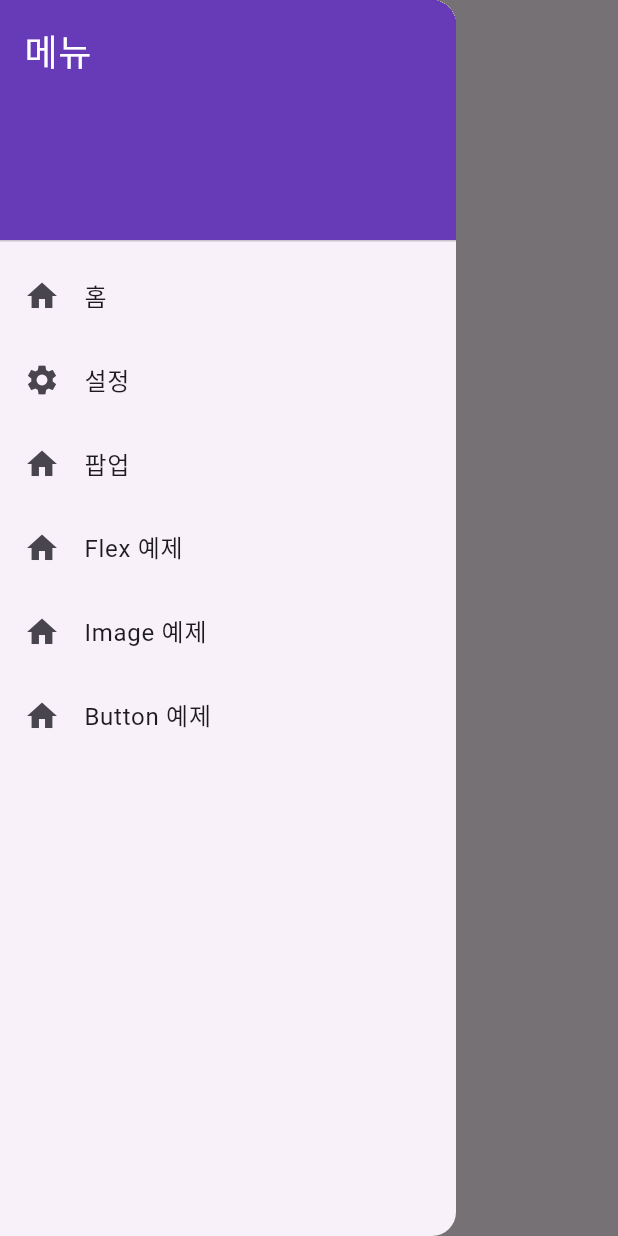
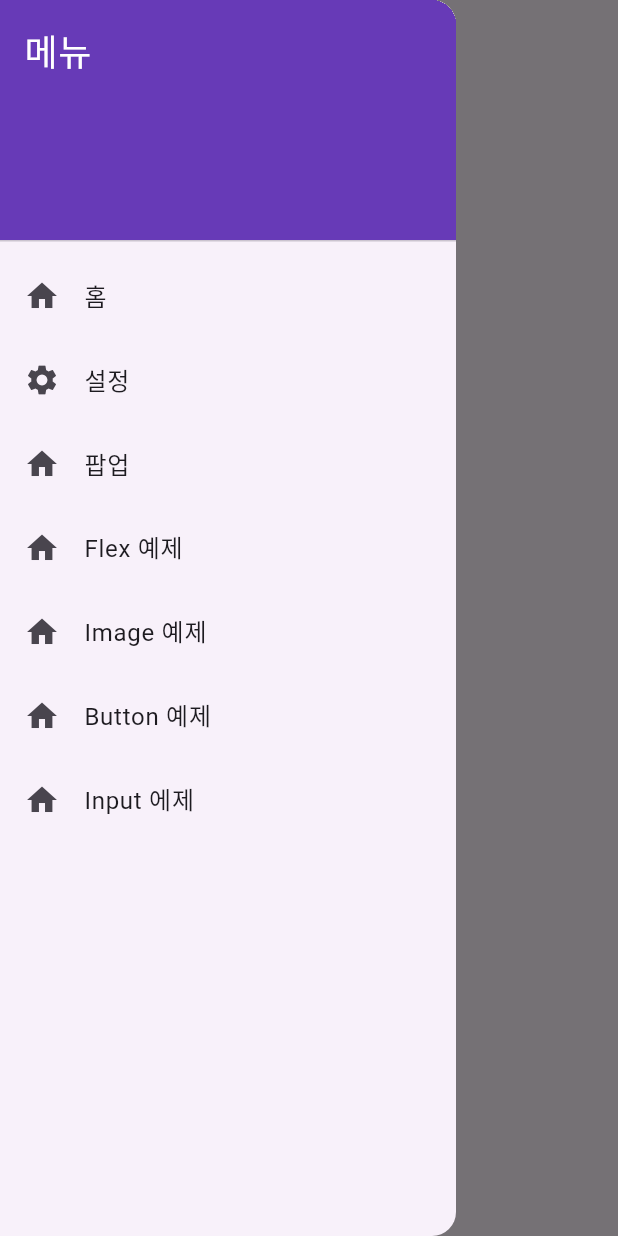
Before and after one commit to gimujeongsig/flutter, a Flutter app: the SettingPage screen opened by its route, with the side drawer open, on a phone screen of 412 x 824 dp. Run offline on Flutter 3.47's test engine with Material 3 defaults, Android fonts, the phone set to English and light mode, and no system bars.

Commit message:
이름 예제를 만들었다

```diff
--- a/lib/drawer.dart
+++ b/lib/drawer.dart
@@ -75,6 +75,15 @@ class MyDrawer extends StatelessWidget {
                   context, "/button"
               );
             },
+          ),
+          ListTile(
+            leading: const Icon(Icons.home),
+            title: const Text("Input 에제"),
+            onTap: () {
+              Navigator.pushNamed(
+                  context, "/input"
+              );
+            },
           )
         ],
       ),
--- a/lib/main.dart
+++ b/lib/main.dart
@@ -3,6 +3,7 @@ import 'package:untitled2/popup_page.dart';
 import 'button_page.dart';
 import 'flex_page.dart';
 import 'image_page.dart';
+import 'input_page.dart';
 import 'layout_page.dart';
 import 'setting_page.dart';
 import 'drawer.dart';
@@ -30,6 +31,7 @@ class MyApp extends StatelessWidget {
         '/flex' : (context) => const FlexPage(),
         '/image': (context) => const ImagePage(),
         '/button': (context) => const ButtonPage(),
+        '/input': (context) => const InputPage(),
       },
     );
   }
```
Also changed, not shown: lib/input_page.dart (added, +49 -0 lines).
